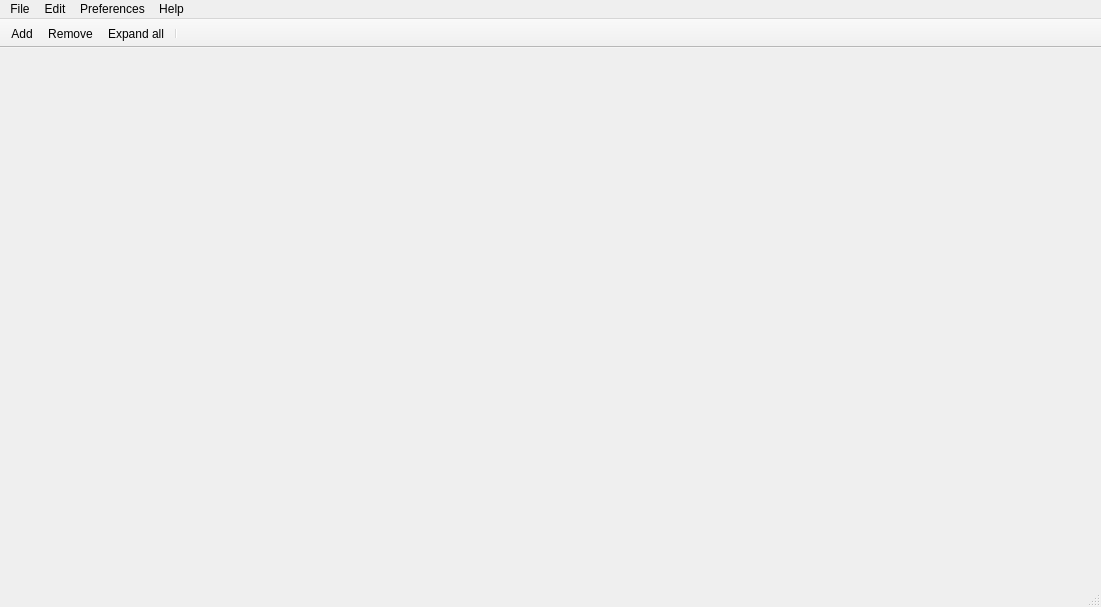
Before: the Qt Designer form mainwindow.ui in ic005k/Xplist, drawn with Qt 5.
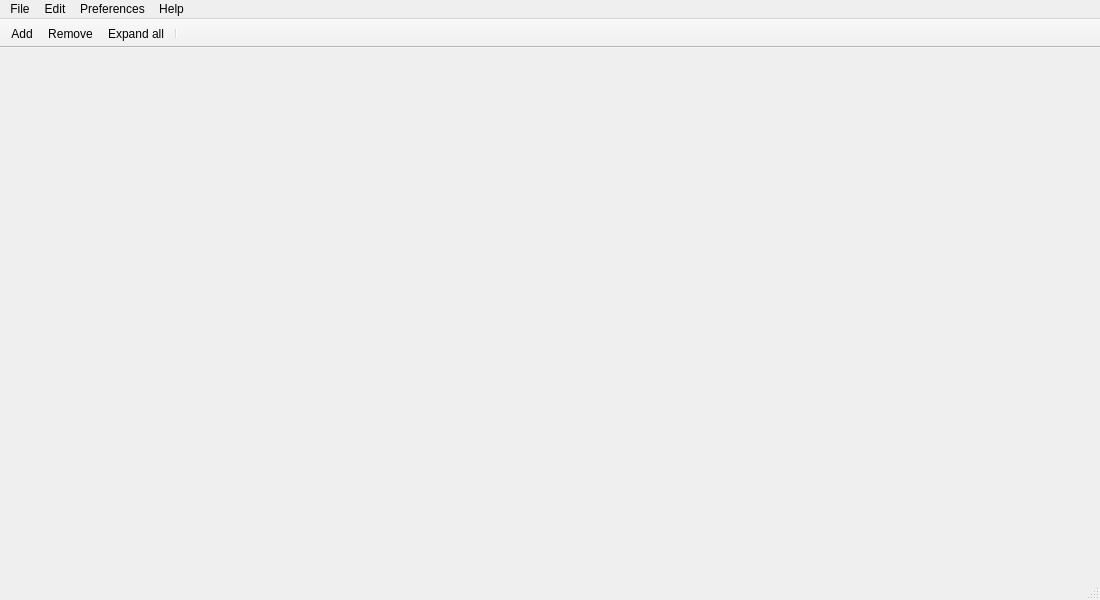
After: the same form once the commit is applied. Icons and pictures are not drawn.

What changed in the file:
```diff
--- a/mainwindow.ui
+++ b/mainwindow.ui
@@ -6,8 +6,8 @@
    <rect>
     <x>0</x>
     <y>0</y>
-    <width>1101</width>
-    <height>607</height>
+    <width>1100</width>
+    <height>600</height>
    </rect>
   </property>
   <property name="minimumSize">
@@ -50,7 +50,7 @@
     <rect>
      <x>0</x>
      <y>0</y>
-     <width>1101</width>
+     <width>1100</width>
      <height>24</height>
     </rect>
    </property>
```
